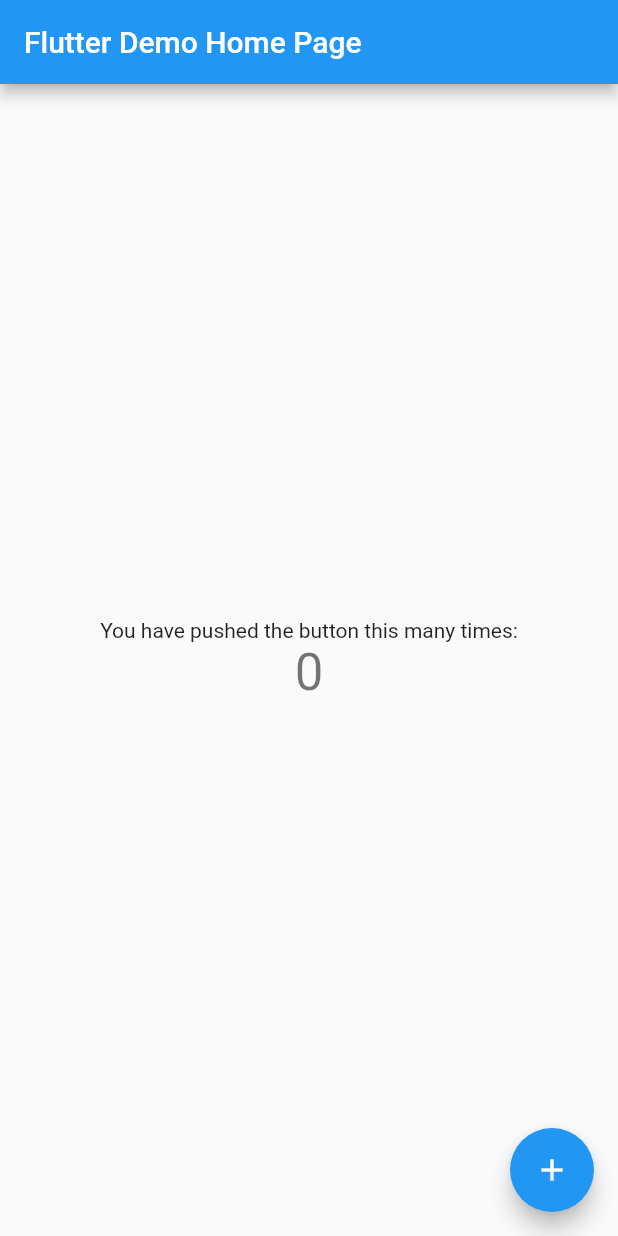
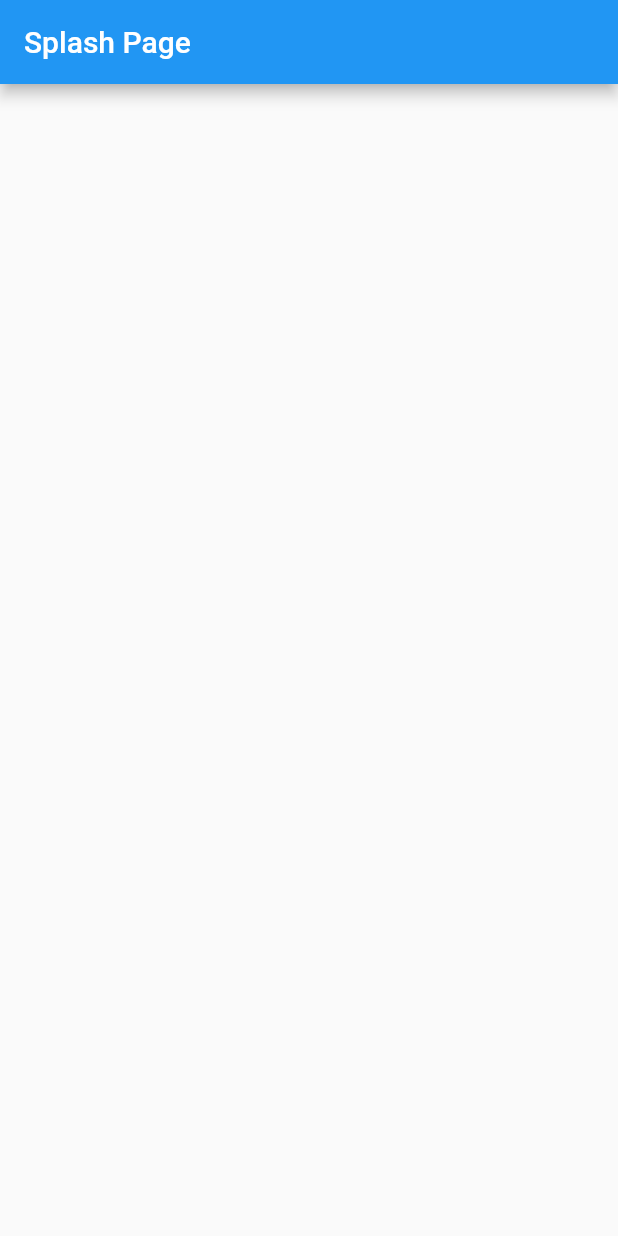
Before and after one commit to FilipeH14/friendly_payment, a Flutter app: the screen it shows after launch, on a phone screen of 412 x 824 dp. Run offline on Flutter 3.47's test engine with Material 2 defaults, Android fonts, the phone set to English and light mode, and no system bars.

Commit message:
structuring app module

```diff
--- /dev/null
+++ b/lib/app/app_module.dart
@@ -0,0 +1,19 @@
+import 'package:flutter/material.dart';
+import 'package:friendly_payment/app/app_page.dart';
+import 'package:provider/provider.dart';
+
+class AppModule extends StatelessWidget {
+  const AppModule({super.key});
+
+  @override
+  Widget build(BuildContext context) {
+    return MultiProvider(
+      providers: [
+        Provider(
+          create: (_) => Object(),
+        ),
+      ],
+      child: const AppPage(),
+    );
+  }
+}
--- /dev/null
+++ b/lib/app/app_page.dart
@@ -0,0 +1,14 @@
+import 'package:flutter/material.dart';
+import 'package:friendly_payment/app/modules/splash/splash_page.dart';
+
+class AppPage extends StatelessWidget {
+  const AppPage({super.key});
+
+  @override
+  Widget build(BuildContext context) {
+    return const MaterialApp(
+      title: 'Friendly Paymment',
+      home: SplashPage(),
+    );
+  }
+}
--- /dev/null
+++ b/lib/app/modules/splash/splash_page.dart
@@ -0,0 +1,13 @@
+import 'package:flutter/material.dart';
+
+class SplashPage extends StatelessWidget {
+  const SplashPage({super.key});
+
+  @override
+  Widget build(BuildContext context) {
+    return Scaffold(
+      appBar: AppBar(title: const Text('Splash Page')),
+      body: Container(),
+    );
+  }
+}
--- a/lib/main.dart
+++ b/lib/main.dart
@@ -1,68 +1,6 @@
 import 'package:flutter/material.dart';
+import 'package:friendly_payment/app/app_module.dart';
 
 void main() {
-  runApp(const MyApp());
+  runApp(const AppModule());
 }
-
-class MyApp extends StatelessWidget {
-  const MyApp({super.key});
-
-  // This widget is the root of your application.
-  @override
-  Widget build(BuildContext context) {
-    return MaterialApp(
-      title: 'Flutter Demo',
-      theme: ThemeData(
-        primarySwatch: Colors.blue,
-      ),
-      home: const MyHomePage(title: 'Flutter Demo Home Page'),
-    );
-  }
-}
-
-class MyHomePage extends StatefulWidget {
-  const MyHomePage({super.key, required this.title});
-
-  final String title;
-
-  @override
-  State<MyHomePage> createState() => _MyHomePageState();
-}
-
-class _MyHomePageState extends State<MyHomePage> {
-  int _counter = 0;
-
-  void _incrementCounter() {
-    setState(() {
-      _counter++;
-    });
-  }
-
-  @override
-  Widget build(BuildContext context) {
-    return Scaffold(
-      appBar: AppBar(
-        title: Text(widget.title),
-      ),
-      body: Center(
-        child: Column(
-          mainAxisAlignment: MainAxisAlignment.center,
-          children: <Widget>[
-            const Text(
-              'You have pushed the button this many times:',
-            ),
-            Text(
-              '$_counter',
-              style: Theme.of(context).textTheme.headlineMedium,
-            ),
-          ],
-        ),
-      ),
-      floatingActionButton: FloatingActionButton(
-        onPressed: _incrementCounter,
-        tooltip: 'Increment',
-        child: const Icon(Icons.add),
-      ), // This trailing comma makes auto-formatting nicer for build methods.
-    );
-  }
-}
--- a/pubspec.yaml
+++ b/pubspec.yaml
@@ -30,6 +30,10 @@ environment:
 dependencies:
   flutter:
     sdk: flutter
+  bloc: ^8.1.2
+  flutter_bloc: ^8.1.3
+  provider: ^6.0.5
+  sqflite: ^2.2.8+4
 
 
   # The following adds the Cupertino Icons font to your application.
```
Also changed, not shown: pubspec.lock.
